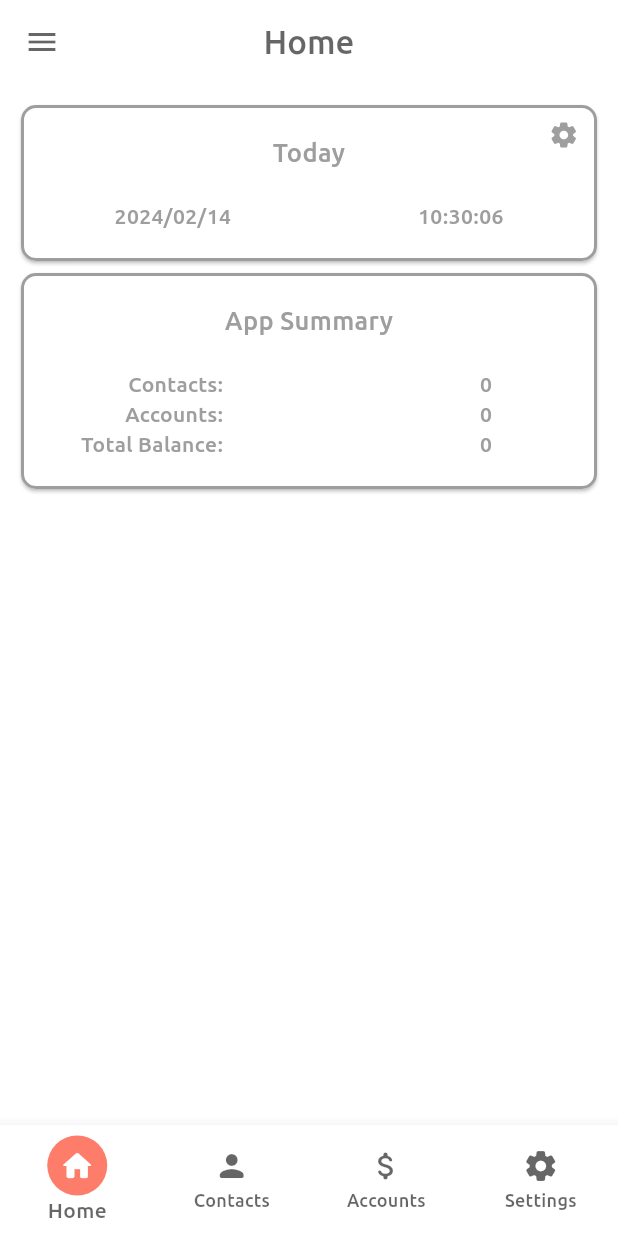
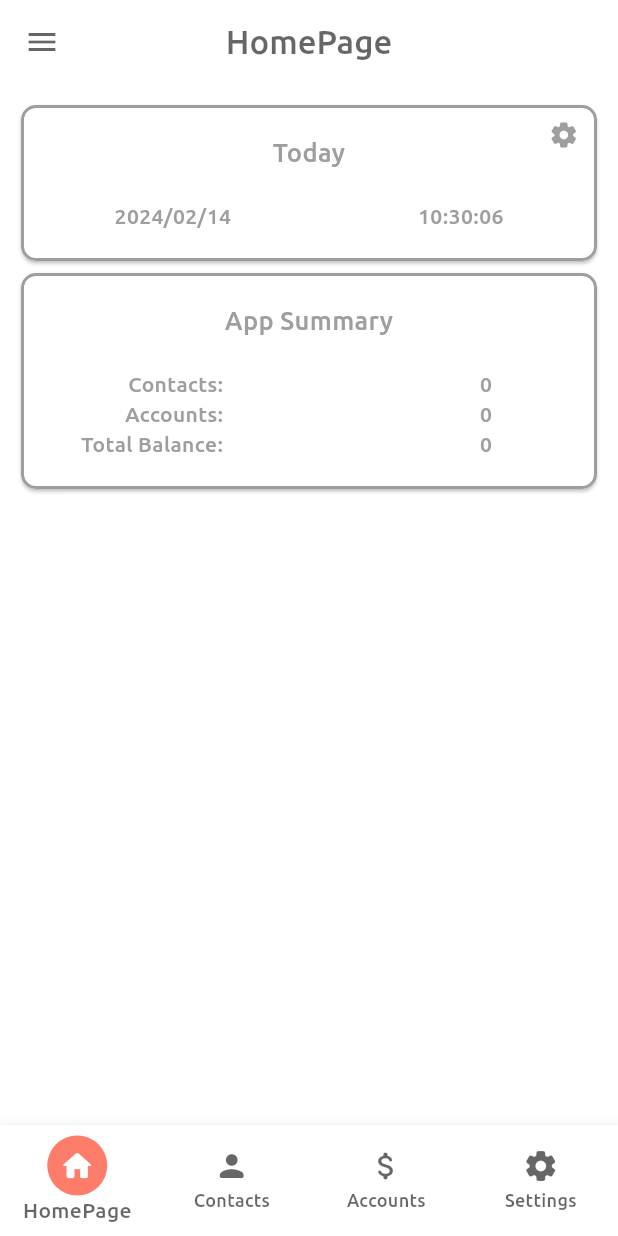
Before and after one commit to reesaam/paria_app, a Flutter app: the screen it shows after launch, after a tap on the "settings" icon, on a phone screen of 412 x 824 dp. Run offline on Flutter 3.47's test engine with Material 3 defaults, Android fonts, the phone set to English and light mode, and no system bars; our stand-ins replace auto_size_text, connectivity_plus, dartz, dio, freezed_annotation, get and 4 more; missing offline and left inert: flutter_file_dialog, open_file_plus; generated files the repository leaves out were written again.

Commit message:
Changes in AppPageDetail Model and Routing

```diff
--- a/lib/app/components/main_components/app_bar.dart
+++ b/lib/app/components/main_components/app_bar.dart
@@ -15,8 +15,8 @@ class AppAppBar extends AppBar {
   final Widget? barAction;
 
   @override
-  Widget? get title =>
-      Text(pageDetail.pageName ?? '', style: AppTextStyles.appBarTitle);
+  Widget? get title => Text(pageDetail.pageRoute.pageLabel ?? '',
+      style: AppTextStyles.appBarTitle);
 
   @override
   Widget? get leading => barLeading;
--- a/lib/app/components/main_components/app_bottom_navigation_bar.dart
+++ b/lib/app/components/main_components/app_bottom_navigation_bar.dart
@@ -1,12 +1,13 @@
 import 'package:flutter/material.dart';
 import 'package:get/get.dart';
+import 'package:paria_app/core/app_extensions/extension_app_routes.dart';
 
 import '../../../core/app_extensions/data_types_extensions/extension_icon.dart';
-import '../../../core/app_routing/app_routes.dart';
-import '../../../core/core_functions.dart';
+import '../../../core/app_routing/routing.dart';
 import '../../../data/data_entities/core_data_entities/app_page_detail/app_page_detail.dart';
 import '../../../data/info/app_page_details.dart';
 import '../../../data/resources/app_colors.dart';
+import '../../../data/resources/app_enums.dart';
 import '../../../data/resources/app_icons.dart';
 
 class AppBottomNavigationBar extends StatefulWidget {
@@ -20,16 +21,9 @@ class AppBottomNavigationBar extends StatefulWidget {
 class _AppBottomNavigationBarState extends State<AppBottomNavigationBar> {
   RxInt selectedIndex = 0.obs;
 
-  List<AppPageDetail> pages = <AppPageDetail>[
-    AppPageDetails.homepage,
-    AppPageDetails.contacts,
-    AppPageDetails.accounts,
-    AppPageDetails.settings,
-  ];
-
   void _onItemTap(int index) {
     selectedIndex.value = index;
-    goToPage(pages[index]);
+    goToPage(AppBottomNavigationPages.values[index].appRoute);
     Get.reload();
   }
 
@@ -44,25 +38,25 @@ class _AppBottomNavigationBarState extends State<AppBottomNavigationBar> {
         onTap: (index) => _onItemTap(index),
         selectedItemColor: AppColors.bottomBarSelected,
         unselectedItemColor: AppColors.bottomBarUnselected,
-        items: List<BottomNavigationBarItem>.generate(pages.length,
-            (index) => _generateBottomNavigationBarItem(pages[index])));
+        items: List<BottomNavigationBarItem>.generate(
+            AppBottomNavigationPages.values.length,
+            (index) => _generateBottomNavigationBarItem(
+                AppBottomNavigationPages.values[index].appRoute)));
   }
 
-  BottomNavigationBarItem _generateBottomNavigationBarItem(
-          AppPageDetail pageDetail) =>
+  BottomNavigationBarItem _generateBottomNavigationBarItem(AppRoutes route) =>
       BottomNavigationBarItem(
           activeIcon: CircleAvatar(
               backgroundColor: AppColors.appDefaultColorSecond,
               foregroundColor: AppColors.appDefaultColor,
-              child: _createIcon(pageDetail.pageRoute)
-                  .withColor(AppColors.textNormalLight)),
-          icon: _createIcon(pageDetail.pageRoute),
-          label: _createLabel(pageDetail.pageName));
+              child: _createIcon(route).withColor(AppColors.textNormalLight)),
+          icon: _createIcon(route),
+          label: _createLabel(route));
 
-  Icon _createIcon(String pageName) {
+  Icon _createIcon(AppRoutes route) {
     Icon icon = const Icon(Icons.not_interested);
-    switch (pageName) {
-      case (AppRoutes.homePage):
+    switch (route) {
+      case (AppRoutes.homepage):
         icon = AppIcons.bottomNavigationHomepage;
         break;
       case (AppRoutes.contacts):
@@ -80,5 +74,5 @@ class _AppBottomNavigationBarState extends State<AppBottomNavigationBar> {
     return icon;
   }
 
-  String? _createLabel(String? label) => label;
+  String _createLabel(AppRoutes route) => route.pageLabel;
 }
--- /dev/null
+++ b/lib/core/app_extensions/extension_app_routes.dart
@@ -0,0 +1,6 @@
+
+import '../../data/resources/app_enums.dart';
+
+extension Routing on AppRoutes {
+  String get route => '/$name';
+}
--- a/lib/core/app_routing/app_pages.dart
+++ b/lib/core/app_routing/app_pages.dart
@@ -1,28 +1,29 @@
 import 'package:get/get.dart';
-import 'package:paria_app/features/accounts/presentation/pages/accounts_view.dart';
-import 'package:paria_app/features/contacts/presentation/pages/contacts_view.dart';
+import 'package:paria_app/core/app_extensions/extension_app_routes.dart';
 
+import '../../data/resources/app_enums.dart';
 import '../../features/about/presentation/pages/about_view.dart';
+import '../../features/accounts/presentation/pages/accounts_view.dart';
+import '../../features/contacts/presentation/pages/contacts_view.dart';
 import '../../features/homepage/presentation/pages/homepage_view.dart';
 import '../../features/settings/presentation/pages/settings_view.dart';
 import '../../features/splash_screen/presentation/pages/splash_screen_view.dart';
 import '../../features/update/presentation/pages/update_view.dart';
-import 'app_routes.dart';
 
 class AppPages {
   static get pages => [
     ///Admin Pages
-    // GetPage(name: AppRoutes.adminStartPage, page: AdminStartPage.new),
-    // GetPage(name: AppRoutes.adminPagesTestPage, page: AdminPagesTestPage.new),
-    // GetPage(name: AppRoutes.adminUITestPage, page: AdminUITestPage.new),
+    // GetPage(name: AppRoutesAdmin.adminStartPage.route, page: AdminStartPage.new),
+    // GetPage(name: AppRoutesAdmin.adminTestPage.route, page: AdminPagesTestPage.new),
+    // GetPage(name: AppRoutesAdmin.adminUITestPage.route, page: AdminUITestPage.new),
 
     ///Main App Pages
-    GetPage(name: AppRoutes.splashScreen, page: SplashScreenPage.new),
-    GetPage(name: AppRoutes.homePage, page: HomePage.new),
-    GetPage(name: AppRoutes.contacts, page: ContactsPage.new),
-    GetPage(name: AppRoutes.accounts, page: AccountsPage.new),
-    GetPage(name: AppRoutes.settings, page: SettingsPage.new),
-    GetPage(name: AppRoutes.update, page: UpdatePage.new),
-    GetPage(name: AppRoutes.about, page: AboutPage.new),
+    GetPage(name: AppRoutes.splashScreen.route, page: SplashScreenPage.new),
+    GetPage(name: AppRoutes.homepage.route, page: HomePage.new),
+    GetPage(name: AppRoutes.contacts.route, page: ContactsPage.new),
+    GetPage(name: AppRoutes.accounts.route, page: AccountsPage.new),
+    GetPage(name: AppRoutes.settings.route, page: SettingsPage.new),
+    GetPage(name: AppRoutes.update.route, page: UpdatePage.new),
+    GetPage(name: AppRoutes.about.route, page: AboutPage.new),
   ];
 }
--- a/lib/core/app_routing/app_routes.dart
+++ /dev/null
@@ -1,18 +0,0 @@
-class AppRoutes {
-  static const String startPage = splashScreen;
-
-  ///Main Pages
-  static const String splashScreen = '/splash_screen';
-  static const String homePage = '/homepage';
-  static const String contacts = '/contacts';
-  static const String accounts = '/accounts';
-  static const String contactsBalance = '/contacts_balance';
-  static const String settings = '/settings';
-  static const String about = '/about';
-  static const String update = '/update';
-
-  ///Other Pages
-  static const String adminStartPage = '/admin_start_page';
-  static const String adminPagesTestPage = '/admin_pages_test_page';
-  static const String adminUITestPage = '/admin_ui_test_page';
-}
--- a/lib/core/core_functions.dart
+++ b/lib/core/core_functions.dart
@@ -16,10 +16,6 @@ bool get isRelease => false;
 
 void appDebugPrint(message) => isRelease ? null : debugPrint('$message');
 void appLogPrint(message) => debugPrint('[LOG] ** $message **');
-
-void goToPage(AppPageDetail page) => page.bottomBarItemNumber == -1
-    ? Get.toNamed(page.pageRoute)
-    : Get.offAllNamed(page.pageRoute);
 
 void popPage() {
   Get.back();
--- a/lib/data/data_entities/core_data_entities/app_page_detail/app_page_detail.dart
+++ b/lib/data/data_entities/core_data_entities/app_page_detail/app_page_detail.dart
@@ -1,4 +1,5 @@
 import 'package:freezed_annotation/freezed_annotation.dart';
+import 'package:paria_app/data/resources/app_enums.dart';
 
 part 'app_page_detail.freezed.dart';
 part 'app_page_detail.g.dart';
@@ -6,9 +7,9 @@ part 'app_page_detail.g.dart';
 @freezed
 class AppPageDetail with _$AppPageDetail {
   const factory AppPageDetail({
-    required final String pageName,
-    required final String pageRoute,
+    required final AppRoutes pageRoute,
     final int? bottomBarItemNumber,
+    final bool? drawerPresence,
   }) = _AppPageDetail;
 
   factory AppPageDetail.fromJson(Map<String, dynamic> json) =>
--- a/lib/data/info/app_page_details.dart
+++ b/lib/data/info/app_page_details.dart
@@ -1,61 +1,60 @@
-import '../../core/app_localization.dart';
-import '../../core/app_routing/app_routes.dart';
 import '../data_entities/core_data_entities/app_page_detail/app_page_detail.dart';
+import '../resources/app_enums.dart';
 
 class AppPageDetails {
   ///Admin Pages
-  static AppPageDetail adminStartPage = AppPageDetail(
-    pageName: Texts.to.adminStartPagePageName,
+  static AppPageDetail adminStartPage = const AppPageDetail(
     pageRoute: AppRoutes.adminStartPage,
   );
 
-  static AppPageDetail adminPagesTestPage = AppPageDetail(
-    pageName: Texts.to.adminTestPagePageName,
-    pageRoute: AppRoutes.adminPagesTestPage,
+  static AppPageDetail adminPagesTestPage = const AppPageDetail(
+    pageRoute: AppRoutes.adminTestPage,
   );
 
-  static AppPageDetail adminUITestPage = AppPageDetail(
-    pageName: Texts.to.adminUITestPagePageName,
+  static AppPageDetail adminUITestPage = const AppPageDetail(
     pageRoute: AppRoutes.adminUITestPage,
   );
 
   ///Main Pages
-  static AppPageDetail splashScreen = AppPageDetail(
-    pageName: Texts.to.splashScreenPageName,
+  static AppPageDetail splashScreen = const AppPageDetail(
     pageRoute: AppRoutes.splashScreen,
   );
 
-  static AppPageDetail homepage = AppPageDetail(
-    pageName: Texts.to.homePageName,
-    pageRoute: AppRoutes.homePage,
+  static AppPageDetail homepage = const AppPageDetail(
+    pageRoute: AppRoutes.homepage,
     bottomBarItemNumber: 0,
+    drawerPresence: true,
   );
 
   static AppPageDetail contacts = const AppPageDetail(
-    pageName: 'Contacts',
     pageRoute: AppRoutes.contacts,
     bottomBarItemNumber: 1,
+    drawerPresence: true,
+  );
+
+  static AppPageDetail contactsBalance = const AppPageDetail(
+    pageRoute: AppRoutes.contactsBalance,
   );
 
   static AppPageDetail accounts = const AppPageDetail(
-    pageName: 'Accounts',
     pageRoute: AppRoutes.accounts,
     bottomBarItemNumber: 2,
+    drawerPresence: true,
   );
 
-  static AppPageDetail settings = AppPageDetail(
-    pageName: Texts.to.settingsPageName,
+  static AppPageDetail settings = const AppPageDetail(
     pageRoute: AppRoutes.settings,
     bottomBarItemNumber: 3,
+    drawerPresence: true,
   );
 
-  static AppPageDetail about = AppPageDetail(
-    pageName: Texts.to.aboutPageName,
+  static AppPageDetail about = const AppPageDetail(
     pageRoute: AppRoutes.about,
+    drawerPresence: true,
   );
 
-  static AppPageDetail update = AppPageDetail(
-    pageName: Texts.to.updatePageName,
+  static AppPageDetail update = const AppPageDetail(
     pageRoute: AppRoutes.update,
+    drawerPresence: true,
   );
 }
--- a/lib/data/resources/app_enums.dart
+++ b/lib/data/resources/app_enums.dart
@@ -1,10 +1,31 @@
 import 'package:flutter/material.dart';
 
+enum AppRoutes {
+  splashScreen('Splash Screen'),
+  homepage('HomePage'),
+  contacts('Contacts'),
+  contactsBalance('Contacts Balance'),
+  accounts('Accounts'),
+  settings('Settings'),
+  update('Update'),
+  about('About'),
+  notFound('Page Not Found'),
+  adminStartPage('Admin Start Page'),
+  adminTestPage('Admin Test Page'),
+  adminUITestPage('Admin UI Test Page');
+
+  final String pageLabel;
+  const AppRoutes(this.pageLabel);
+}
+
 enum AppBottomNavigationPages {
-  homepage,
-  contacts,
-  accounts,
-  settings,
+  homepage(AppRoutes.homepage),
+  contacts(AppRoutes.contacts),
+  accounts(AppRoutes.accounts),
+  settings(AppRoutes.settings);
+
+  final AppRoutes appRoute;
+  const AppBottomNavigationPages(this.appRoute);
 }
 
 enum AppLanguages {
@@ -18,11 +39,8 @@ enum AppLanguages {
 }
 
 enum AppCalendarTypes {
-  christian('Christian'),
-  jalali('Jalali');
-
-  final String calendarName;
-  const AppCalendarTypes(this.calendarName);
+  christian,
+  jalali,
 }
 
 enum AppStorageKeys {
--- a/lib/features/accounts/presentation/widgets/appbar_action_widget.dart
+++ b/lib/features/accounts/presentation/widgets/appbar_action_widget.dart
@@ -1,8 +1,8 @@
 import 'package:flutter/material.dart';
 import 'package:get/get.dart';
+import 'package:paria_app/core/app_routing/routing.dart';
 
 import '../../../../app/components/buttons/app_icon_button.dart';
-import '../../../../core/app_routing/app_routes.dart';
 import '../../../../data/resources/app_icons.dart';
 import '../../../../data/resources/app_paddings.dart';
 
@@ -14,5 +14,5 @@ class AccountsAppBarActionWidget extends StatelessWidget {
       padding: AppPaddings.appBarActions,
       child: AppIconButton(
           icon: AppIcons.list.icon!,
-          onPressed: () => Get.toNamed(AppRoutes.contactsBalance)));
+          onPressed: () => goToContactsBalancePage()));
 }
--- a/lib/features/settings/presentation/manager/settings_controller.dart
+++ b/lib/features/settings/presentation/manager/settings_controller.dart
@@ -6,6 +6,7 @@ import 'package:flutter/foundation.dart';
 import 'package:flutter_file_dialog/flutter_file_dialog.dart';
 import 'package:get/get.dart';
 import 'package:paria_app/core/app_extensions/data_models_extensions/extension_settings.dart';
+import 'package:paria_app/core/app_routing/routing.dart';
 
 import '../../../../core/app_extensions/data_types_extensions/extension_app_languages.dart';
 import '../../../../core/app_extensions/data_types_extensions/extension_locale.dart';
@@ -89,7 +90,7 @@ class SettingsController extends CoreController {
     appLogPrint('Checked Update Version: ${updateAvailableVersion.value}');
   }
 
-  functionGoToUpdatePage() => goToPage(AppPageDetails.update);
+  functionGoToUpdatePage() => goToUpdatePage();
 
   functionBackup() {
     function() async {
--- a/lib/features/settings/presentation/pages/settings_view.dart
+++ b/lib/features/settings/presentation/pages/settings_view.dart
@@ -17,7 +17,7 @@ import '../widgets/settings_sections_widgets.dart';
 import '../manager/settings_controller.dart';
 
 class SettingsPage extends CoreView<SettingsController> {
-  const SettingsPage({Key? key}) : super(key: key);
+  const SettingsPage({super.key});
 
   @override
   PreferredSizeWidget? get appBar => AppAppBar(
@@ -54,7 +54,7 @@ class SettingsPage extends CoreView<SettingsController> {
 
     ///TODO: Calendar Types Implementation
     Widget leadingCalendar() => Obx(() =>
-        Text(controller.selectedCalendar.value.calendarName ?? ''));
+        Text(controller.selectedCalendar.value.name.capitalizeFirst ?? ''));
 
     Widget leadingDarkMode() => Obx(() => AppSwitch(
         value: controller.darkMode.value,
--- a/lib/main.dart
+++ b/lib/main.dart
@@ -1,12 +1,13 @@
 import 'package:flutter/material.dart';
 import 'package:get/get.dart';
 import 'package:get_storage/get_storage.dart';
+import 'package:paria_app/core/app_extensions/extension_app_routes.dart';
 
 import 'core/app_localization.dart';
 import 'core/app_bindings/core_bindings.dart';
 import 'core/app_routing/app_pages.dart';
-import 'core/app_routing/app_routes.dart';
 import 'data/info/app_info.dart';
+import 'data/resources/app_enums.dart';
 import 'data/resources/app_themes.dart';
 
 import 'generated/l10n.dart';
@@ -29,7 +30,7 @@ class MainApp extends StatelessWidget {
       title: AppInfo.appName,
       initialBinding: CoreBindings(),
       getPages: AppPages.pages,
-      initialRoute: AppRoutes.startPage,
+      initialRoute: AppRoutes.splashScreen.route,
       theme: AppThemes.mainTheme,
       supportedLocales: AppLocalization.to.supportedLocales,
       localizationsDelegates: AppLocalization.to.localizationDelegates,
```
Also changed, not shown: lib/app/components/main_components/app_drawer.dart (+4 -3 lines), lib/core/app_routing/routing.dart (+14 -8 lines), lib/features/splash_screen/presentation/manager/splash_screen_controller.dart (+7 -6 lines).
